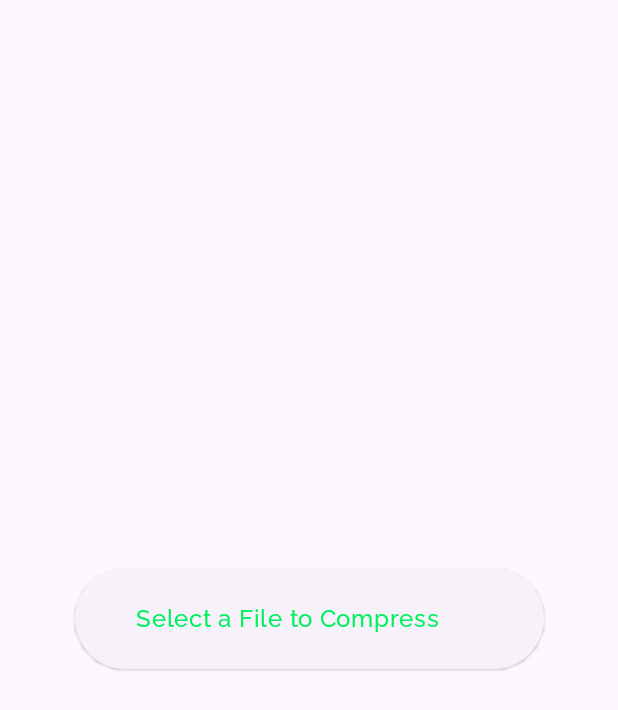
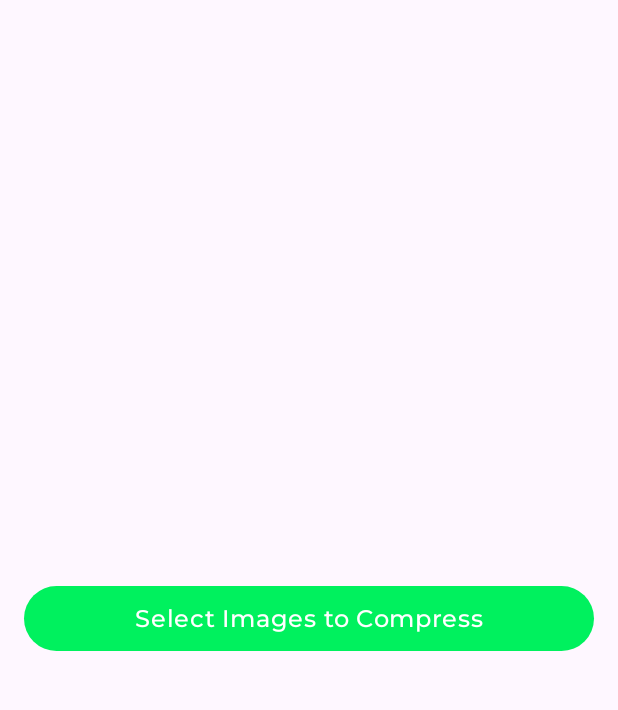
Before and after one commit to Parkhi19/PixPress, an Android app built with Jetpack Compose: the screen it shows after launch (MainActivity), on a phone screen of 412 x 824 dp. Shown: the top 710 px of the screen. Run offline under Robolectric (Android 15) with nearby library versions, the light colour scheme and no system bars; our stand-ins replace Dagger/Hilt's generated code.

Commit message:
formatted image card UI

```diff
--- /dev/null
+++ b/app/src/main/java/com/notesapp/compressify/ui/components/common/Buttons.kt
@@ -0,0 +1,29 @@
+package com.notesapp.compressify.ui.components.common
+
+import androidx.compose.foundation.layout.PaddingValues
+import androidx.compose.material3.Button
+import androidx.compose.material3.ButtonDefaults
+import androidx.compose.material3.MaterialTheme
+import androidx.compose.material3.Text
+import androidx.compose.runtime.Composable
+import androidx.compose.ui.Modifier
+import androidx.compose.ui.graphics.Color
+import androidx.compose.ui.unit.dp
+
+@Composable
+fun PrimaryButton(
+    modifier: Modifier = Modifier,
+    onClick: () -> Unit,
+    buttonText : String
+) {
+    Button(
+        onClick = onClick, modifier = modifier,
+        colors = ButtonDefaults.buttonColors(
+            containerColor = MaterialTheme.colorScheme.primary
+        ),
+        contentPadding = PaddingValues(vertical = 12.dp, horizontal = 24.dp)
+    ){
+        Text(text = buttonText, style = MaterialTheme.typography.bodyLarge)
+    }
+
+}
--- a/app/src/main/java/com/notesapp/compressify/ui/components/image/ImagePreviewCard.kt
+++ b/app/src/main/java/com/notesapp/compressify/ui/components/image/ImagePreviewCard.kt
@@ -11,6 +11,7 @@ import androidx.compose.foundation.layout.height
 import androidx.compose.foundation.layout.padding
 import androidx.compose.foundation.layout.size
 import androidx.compose.material.icons.Icons
+import androidx.compose.material.icons.filled.Close
 import androidx.compose.material.icons.filled.Delete
 import androidx.compose.material3.Card
 import androidx.compose.material3.Icon
@@ -26,6 +27,7 @@ import androidx.compose.ui.layout.ContentScale
 import androidx.compose.ui.text.style.TextOverflow
 import androidx.compose.ui.unit.dp
 import com.notesapp.compressify.domain.model.ImageModel
+import com.notesapp.compressify.util.getFormattedSize
 
 @Composable
 fun ImagePreviewCard(modifier: Modifier = Modifier, image: ImageModel, onDeleteClick: (String) -> Unit) {
@@ -58,11 +60,11 @@ fun ImagePreviewCard(modifier: Modifier = Modifier, image: ImageModel, onDeleteC
             ) {
                 Column(modifier = Modifier.weight(8f)) {
                     Text(text = image.name, style = MaterialTheme.typography.bodyMedium, maxLines = 1, overflow = TextOverflow.Ellipsis)
-                    Text(text = image.size.toString(), style = MaterialTheme.typography.bodySmall)
+                    Text(text = image.size.getFormattedSize(), style = MaterialTheme.typography.bodySmall)
                 }
                 IconButton(onClick = { onDeleteClick(image.uri.path.toString()) }) {
                     Icon(
-                        imageVector = Icons.Default.Delete,
+                        imageVector = Icons.Default.Close,
                         contentDescription = "",
                         modifier = Modifier.weight(2f)
                     )
--- a/app/src/main/java/com/notesapp/compressify/ui/components/image/SelectImagesScreen.kt
+++ b/app/src/main/java/com/notesapp/compressify/ui/components/image/SelectImagesScreen.kt
@@ -12,6 +12,7 @@ import androidx.compose.ui.Alignment
 import androidx.compose.ui.Modifier
 import androidx.compose.ui.text.style.TextAlign
 import androidx.compose.ui.unit.dp
+import com.notesapp.compressify.ui.components.common.PrimaryButton
 
 @Composable
 fun SelectImagesScreen(onImageSelect: () -> Unit, modifier: Modifier = Modifier) {
@@ -21,21 +22,11 @@ fun SelectImagesScreen(onImageSelect: () -> Unit, modifier: Modifier = Modifier)
         horizontalAlignment = Alignment.CenterHorizontally
     ) {
 
-        ElevatedButton(
-            onClick = { onImageSelect() },
-        ) {
-            Column(
-                modifier = Modifier
-                    .padding(16.dp)
-                    .fillMaxWidth(0.7f)
-            ) {
-                Text(
-                    text = "Select a File to Compress",
-                    textAlign = TextAlign.Center,
-                    style = MaterialTheme.typography.bodyLarge
-                )
-            }
-        }
+        PrimaryButton(
+            onClick = onImageSelect,
+            buttonText = "Select Images to Compress",
+            modifier = Modifier.fillMaxWidth().padding(16.dp)
+        )
 
 
     }
--- a/app/src/main/java/com/notesapp/compressify/ui/theme/Color.kt
+++ b/app/src/main/java/com/notesapp/compressify/ui/theme/Color.kt
@@ -10,4 +10,4 @@ val Purple40 = Color(0xFF6650a4)
 val PurpleGrey40 = Color(0xFF625b71)
 val Pink40 = Color(0xFF7D5260)
 
-val primaryGreen = Color(0xFF00f15e)
+val primaryColor = Color(0xFF00f15e)
--- a/app/src/main/java/com/notesapp/compressify/ui/theme/Fonts.kt
+++ b/app/src/main/java/com/notesapp/compressify/ui/theme/Fonts.kt
@@ -5,5 +5,5 @@ import androidx.compose.ui.text.font.FontFamily
 import com.notesapp.compressify.R
 
 val primaryFont = FontFamily(
-    Font(R.font.railway_medium)
+    Font(R.font.montserrat_medium)
 )
--- a/app/src/main/java/com/notesapp/compressify/ui/theme/Theme.kt
+++ b/app/src/main/java/com/notesapp/compressify/ui/theme/Theme.kt
@@ -16,13 +16,13 @@ import androidx.compose.ui.platform.LocalView
 import androidx.core.view.WindowCompat
 
 private val DarkColorScheme = darkColorScheme(
-    primary = primaryGreen,
+    primary = primaryColor,
     secondary = PurpleGrey80,
     tertiary = Pink80
 )
 
 private val LightColorScheme = lightColorScheme(
-    primary = primaryGreen,
+    primary = primaryColor,
     secondary = PurpleGrey40,
     tertiary = Pink40
 
```
Also changed, not shown: app/src/main/java/com/notesapp/compressify/ui/components/common/CompressionCompletedDialog.kt (+2 -5 lines), app/src/main/java/com/notesapp/compressify/ui/components/image/CompressOptionsScreen.kt (+7 -8 lines), app/src/main/java/com/notesapp/compressify/util/Extensions.kt (+11 -1 lines), app/src/main/res/font/montserrat_medium.ttf (added).
